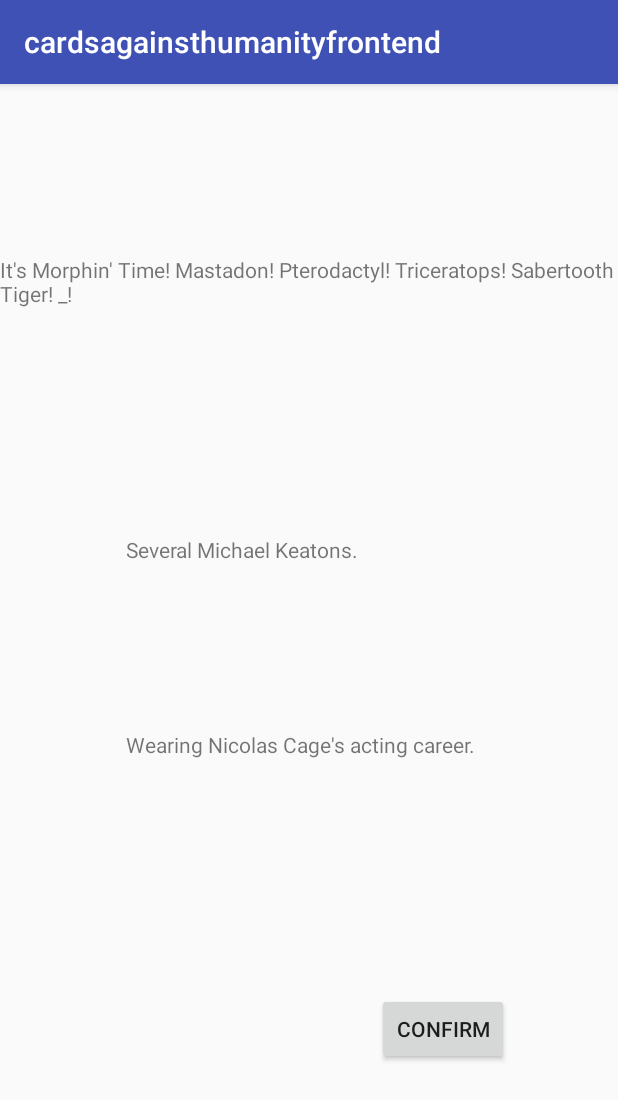
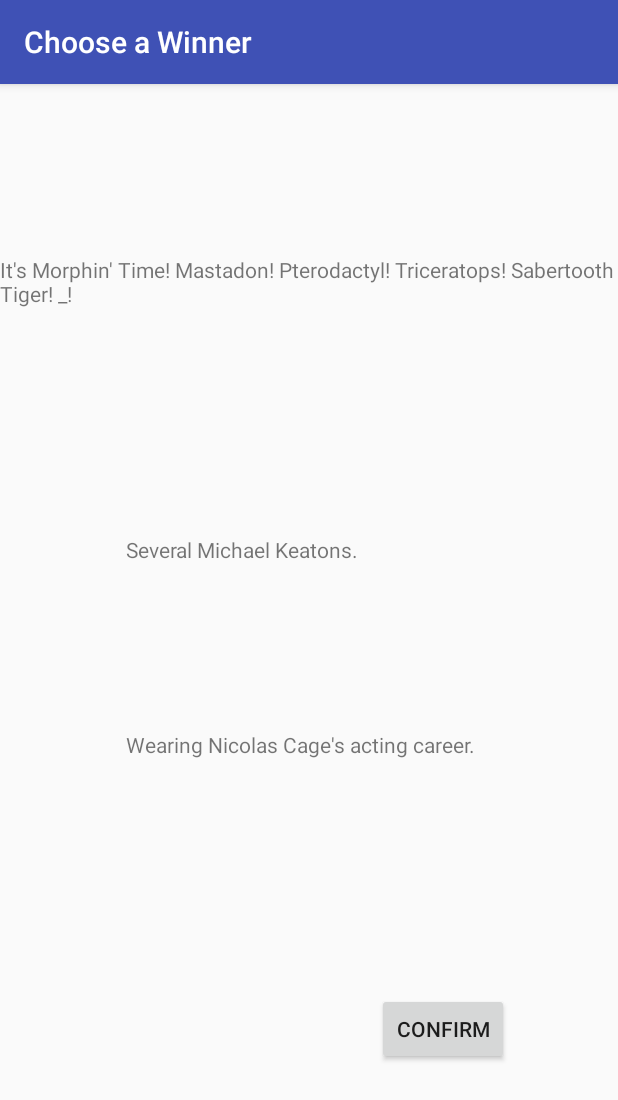
Before and after one commit to its-akshara/Cards-Against_Humanity, an Android app: the screen it shows after launch (JudgeActivity2), after a tap on "START", on a phone screen of 412 x 824 dp. Shown: the top 1100 px of the screen. Run offline under Robolectric (Android 15) with nearby library versions, the phone set to English and light mode, and no system bars.

Commit message:
Edited Action Bar

```diff
--- a/Frontend/cardsagainsthumanityfrontend/app/src/main/java/m117/andrewpiro/cardsagainsthumanityfrontend/JudgeActivity2.java
+++ b/Frontend/cardsagainsthumanityfrontend/app/src/main/java/m117/andrewpiro/cardsagainsthumanityfrontend/JudgeActivity2.java
@@ -33,6 +33,7 @@ public class JudgeActivity2 extends AppCompatActivity {
     protected void onCreate(Bundle savedInstanceState) {
         super.onCreate(savedInstanceState);
         setContentView(R.layout.activity_judge2);
+        getSupportActionBar().setTitle("Choose a Winner");
         numBlackCards = cp.getNumberOfBlackCards();
         numWhiteCards = cp.getNumberOfWhiteCards();
 
--- a/Frontend/cardsagainsthumanityfrontend/app/src/main/java/m117/andrewpiro/cardsagainsthumanityfrontend/PlayerActivity.java
+++ b/Frontend/cardsagainsthumanityfrontend/app/src/main/java/m117/andrewpiro/cardsagainsthumanityfrontend/PlayerActivity.java
@@ -78,6 +78,8 @@ public class PlayerActivity extends AppCompatActivity {
     protected void onCreate(Bundle savedInstanceState) {
         super.onCreate(savedInstanceState);
         setContentView(R.layout.activity_player);
+
+        getSupportActionBar().setTitle("Select a White Card");
 
         //hardCode();
         player = new Player();
--- a/Frontend/cardsagainsthumanityfrontend/app/src/main/java/m117/andrewpiro/cardsagainsthumanityfrontend/StartActivity.java
+++ b/Frontend/cardsagainsthumanityfrontend/app/src/main/java/m117/andrewpiro/cardsagainsthumanityfrontend/StartActivity.java
@@ -23,6 +23,7 @@ public class StartActivity extends AppCompatActivity {
         super.onCreate(savedInstanceState);
         setContentView(R.layout.activity_start);
 
+        getSupportActionBar().setTitle("Player Select");
         playerText = (TextView) findViewById(R.id.player_text);
         playerText.setText("You Chose:");
 
```
